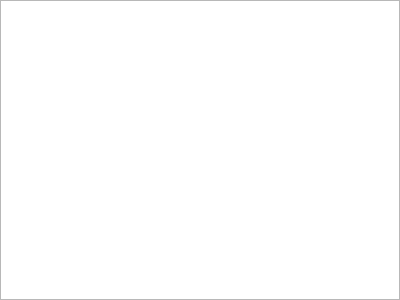
First picture: the form in ui/restoreform.ui, repository matus-tomlein/synkron, before the edit.
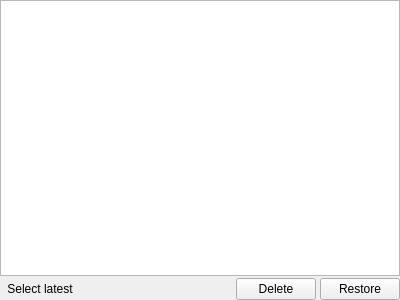
Second picture: the form after the edit. Icons and pictures are not drawn.

Commit message:
Restore: global restore and delete action
added restore and delete actions for all selected files in the restore tree.
also added select latest action.

Diff of the .ui file:
```diff
--- a/ui/restoreform.ui
+++ b/ui/restoreform.ui
@@ -42,6 +42,70 @@
      </column>
     </widget>
    </item>
+   <item>
+    <layout class="QHBoxLayout" name="horizontalLayout">
+     <property name="spacing">
+      <number>4</number>
+     </property>
+     <item>
+      <widget class="QPushButton" name="select_latest_btn">
+       <property name="maximumSize">
+        <size>
+         <width>16777215</width>
+         <height>24</height>
+        </size>
+       </property>
+       <property name="text">
+        <string>Select latest</string>
+       </property>
+       <property name="flat">
+        <bool>true</bool>
+       </property>
+      </widget>
+     </item>
+     <item>
+      <spacer name="horizontalSpacer">
+       <property name="orientation">
+        <enum>Qt::Horizontal</enum>
+       </property>
+       <property name="sizeHint" stdset="0">
+        <size>
+         <width>40</width>
+         <height>20</height>
+        </size>
+       </property>
+      </spacer>
+     </item>
+     <item>
+      <widget class="QPushButton" name="delete_btn">
+       <property name="toolTip">
+        <string>Delete selected temporary files</string>
+       </property>
+       <property name="text">
+        <string>Delete</string>
+       </property>
+       <property name="icon">
+        <iconset resource="../resources.qrc">
+         <normaloff>:/images/clean_temp_16.png</normaloff>:/images/clean_temp_16.png</iconset>
+       </property>
+      </widget>
+     </item>
+     <item>
+      <widget class="QPushButton" name="restore_btn">
+       <property name="toolTip">
+        <string>Restore selected files</string>
+       </property>
+       <property name="text">
+        <string>Restore</string>
+       </property>
+       <property name="icon">
+        <iconset resource="../resources.qrc">
+         <normaloff>:/images/Restore16.png</normaloff>:/images/Restore16.png</iconset>
+       </property>
+      </widget>
+     </item>
+    </layout>
+   </item>
   </layout>
  </widget>
  <resources/>
```
Left out of the diff: 4 changed lines with no effect on the pictures. The commit also changes 4 other files.
